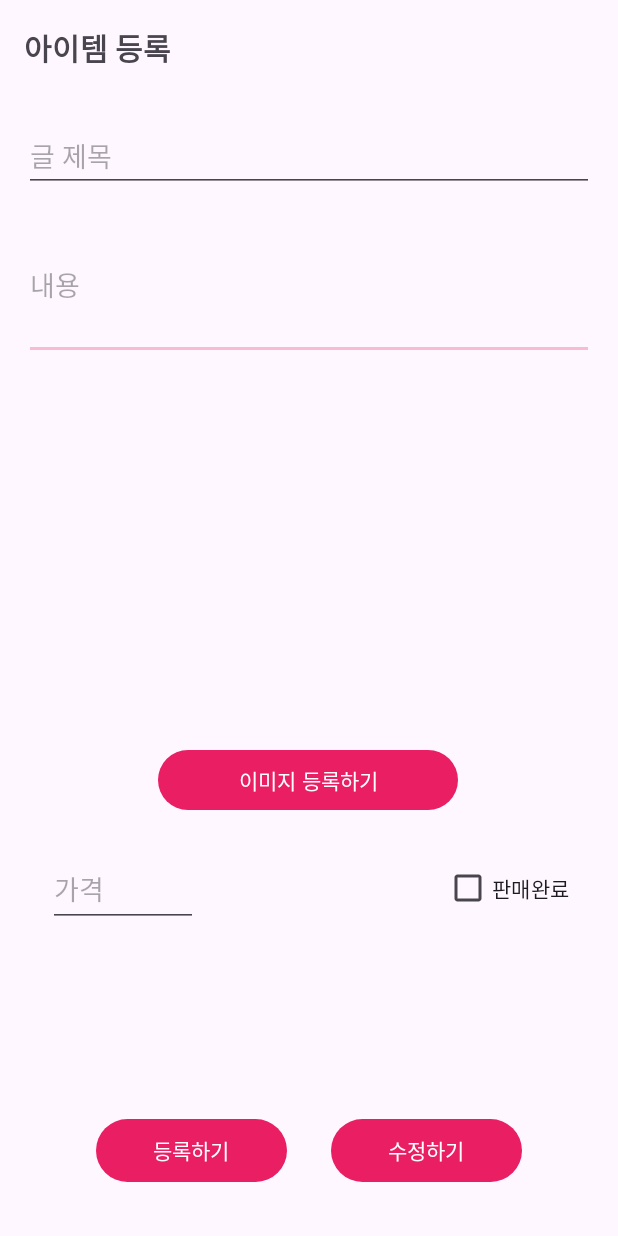
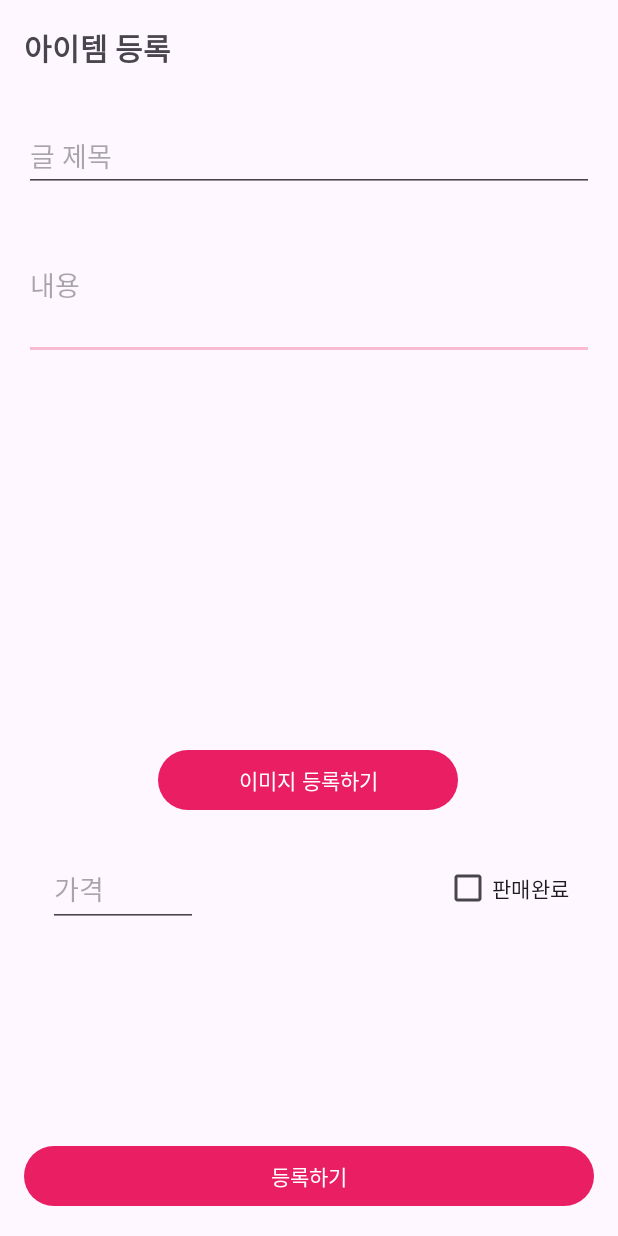
Before and after one commit to project1020/SecondHandTrade, an Android app: the layout activity_article.xml on its own in the app's theme, with its tools: preview values and no code run, on a phone screen of 412 x 824 dp. Run offline under Robolectric (Android 15) with nearby library versions, the phone set to English and light mode, and no system bars.

Commit message:
1단계 수정
굳이 등록/수정을 따로 구분하지 않고 한꺼번에 처리 가능함

```diff
--- a/app/src/main/java/com/secondhand/trade/ActivityArticle.kt
+++ b/app/src/main/java/com/secondhand/trade/ActivityArticle.kt
@@ -44,10 +44,6 @@ class ActivityArticle : AppCompatActivity() {
             addBoard()
         }
 
-        findViewById<Button>(R.id.btnmodify).setOnClickListener{
-            updateBoard()
-        }
-
     }
 
     private fun addBoard() {    // db에 값을 등록하는 함수
@@ -64,12 +60,12 @@ class ActivityArticle : AppCompatActivity() {
             //"imageUrl" to imageurl
         )
         board.add(itemMap)
-                .addOnSuccessListener { updateBoard() }.addOnFailureListener {  }
+                .addOnSuccessListener { updateList() }.addOnFailureListener {  }
 
     }
 
 
-    private fun updateBoard() {// db에 이미 있는 값 수정해서 적용하는 update 함수
+    private fun updateList() {// db에 이미 있는 값 수정해서 적용하는 update 함수
         board.get().addOnSuccessListener {
             val article = mutableListOf<Articles>()
             for (doc in it) {
@@ -80,4 +76,5 @@ class ActivityArticle : AppCompatActivity() {
 
 
 
+
 }
--- a/app/src/main/res/layout/activity_article.xml
+++ b/app/src/main/res/layout/activity_article.xml
@@ -4,17 +4,6 @@
     android:layout_width="match_parent"
     android:layout_height="match_parent"
     xmlns:tool="http://schemas.android.com/tools">
-
-    <Button
-        android:id="@+id/btnmodify"
-        android:layout_width="127dp"
-        android:layout_height="50dp"
-        android:layout_marginHorizontal="16dp"
-        android:layout_marginEnd="64dp"
-        android:layout_marginBottom="32dp"
-        android:text="수정하기"
-        app:layout_constraintBottom_toBottomOf="parent"
-        app:layout_constraintEnd_toEndOf="parent" />
 
     <EditText
         android:id="@+id/editContent"
@@ -99,13 +88,13 @@
 
     <Button
         android:id="@+id/btnSubmit"
-        android:layout_width="127dp"
-        android:layout_height="50dp"
+        android:layout_width="0dp"
+        android:layout_height="wrap_content"
         android:layout_marginHorizontal="16dp"
-        android:layout_marginStart="64dp"
-        android:layout_marginBottom="32dp"
+        android:layout_marginBottom="16dp"
         android:text="등록하기"
         app:layout_constraintBottom_toBottomOf="parent"
+        app:layout_constraintEnd_toEndOf="parent"
         app:layout_constraintStart_toStartOf="parent" />
 
     <ProgressBar
```
